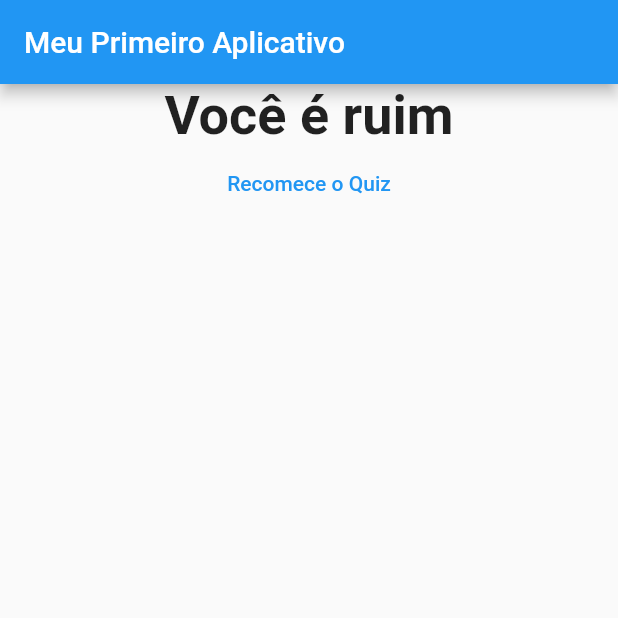
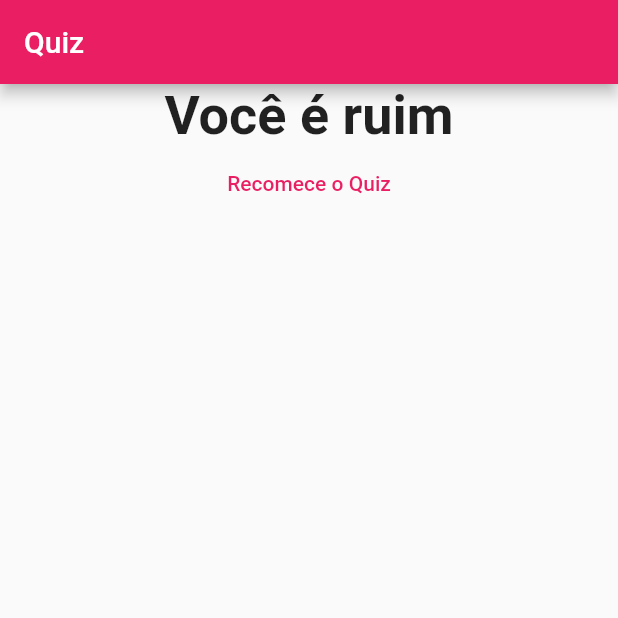
Before and after one commit to brunakaufmann/Quizz-app, a Flutter app: the screen it shows after launch, after a tap on "Preto", after a tap on "Cobra", after a tap on "Basquete", on a phone screen of 412 x 824 dp, the top half of it. Run offline on Flutter 3.47's test engine with Material 2 defaults, Android fonts, the light colour scheme and no system bars.

Commit message:
Cor e texto alterados

```diff
--- a/lib/answer.dart
+++ b/lib/answer.dart
@@ -11,7 +11,7 @@ class Answer extends StatelessWidget {
     return Container(
       width: double.infinity,
       child: RaisedButton(
-        color: Colors.blue,
+        color: Colors.pink,
         textColor: Colors.white,
         child: Text(answerText),
         onPressed: selectHandler,
--- a/lib/main.dart
+++ b/lib/main.dart
@@ -74,7 +74,8 @@ class _MyAppState extends State<MyApp> {
     return MaterialApp(
       home: Scaffold(
         appBar: AppBar(
-          title: Text('Meu Primeiro Aplicativo'),
+          title: Text('Quiz'),
+          backgroundColor: Colors.pink,
         ),
         body: _questionIndex < _questions.length
             ? Quiz(
--- a/lib/result.dart
+++ b/lib/result.dart
@@ -35,7 +35,7 @@ class Result extends StatelessWidget {
           ),
           FlatButton(
             child: Text('Recomece o Quiz'),
-            textColor: Colors.blue,
+            textColor: Colors.pink,
             onPressed: resetHandler,
           ),
         ],
```
